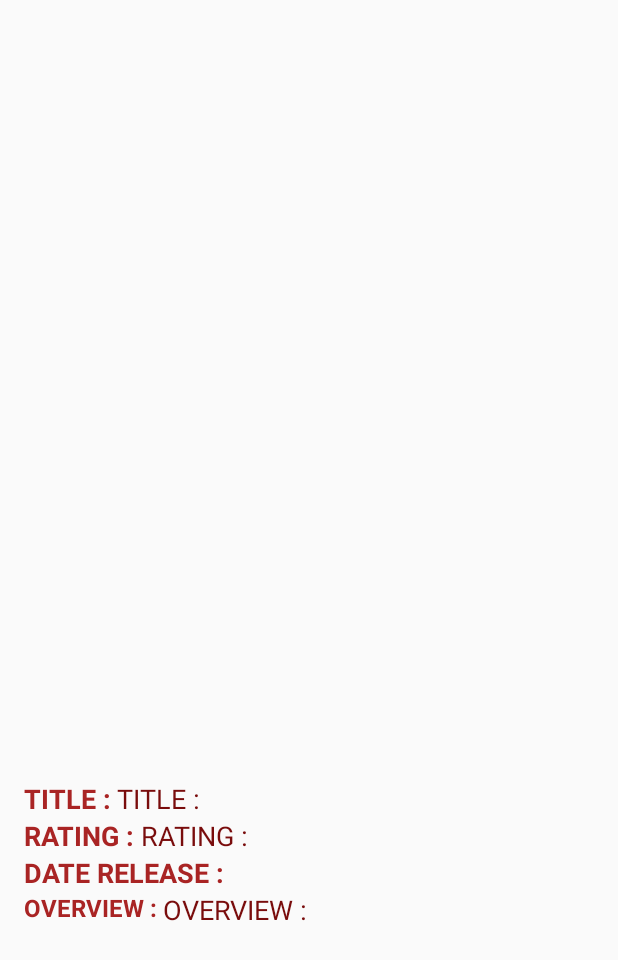
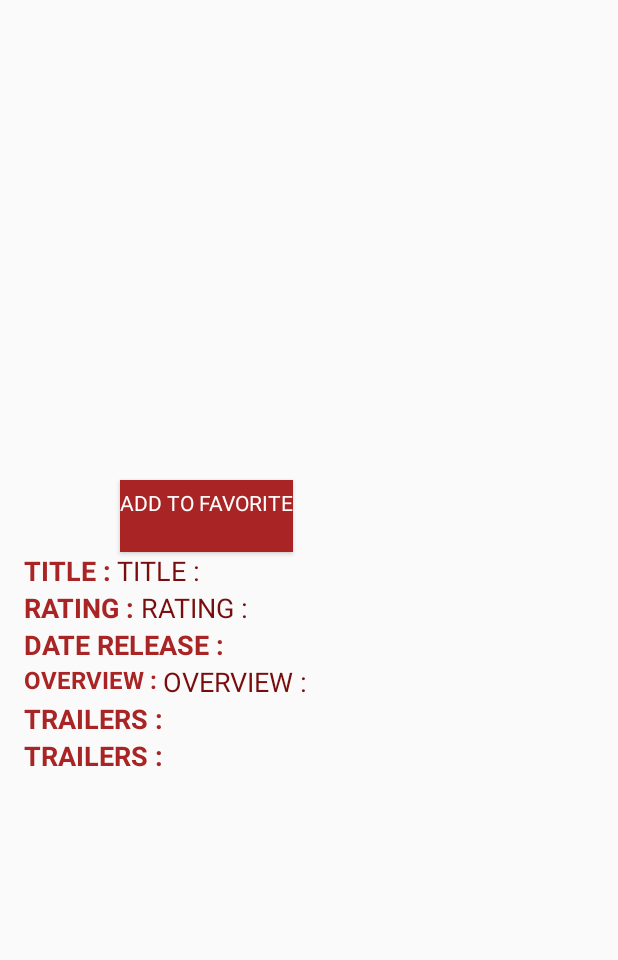
Before and after one commit to ThitaCharon/PopularMovies, an Android app: the layout detail_activity.xml on its own in the app's theme, with its tools: preview values and no code run, on a phone screen of 412 x 824 dp. Shown: the top 960 px of the screen. Run offline under Robolectric (Android 15) with nearby library versions, the phone set to English and light mode, and no system bars.

Commit message:
add reviewAdapter

```diff
--- a/app/src/main/java/com/example/android/popularmovies/Model/MovieService.java
+++ b/app/src/main/java/com/example/android/popularmovies/Model/MovieService.java
@@ -10,10 +10,10 @@ public interface MovieService {
     @GET("/3/movie/{category}")
     Call<MovieRespond> getMovies(@Path("category") String category, @Query("api_key") String apiKey);
 
-    @GET("/3/movie/{id}/videos?")
+    @GET("/3/movie/{id}/videos")
     Call<VideoRespond> getVideos(@Path("id") String id , @Query("api_key") String apiKey);
 
-    @GET("/3/movie/{id}/reviews?")
+    @GET("/3/movie/{id}/reviews")
     Call<ReviewRespond> getReviews(@Path("id") String id, @Query("api_key") String apiKey);
 
 
--- a/app/src/main/res/layout/detail_activity.xml
+++ b/app/src/main/res/layout/detail_activity.xml
@@ -7,16 +7,34 @@
     <ScrollView
         android:layout_width="match_parent"
         android:layout_height="wrap_content">
+
         <LinearLayout
             android:layout_width="match_parent"
             android:layout_height="match_parent"
             android:orientation="vertical">
 
             <ImageView
-                android:id="@+id/tv_detialActivity_posterimage"
-                android:layout_width="match_parent"
-                android:layout_height="520sp"
-                android:paddingBottom="18dp"/>
+                android:id="@+id/tv_detailActivity_posterimage"
+                android:layout_width="300sp"
+                android:layout_height="320sp"
+                android:paddingTop="18dp"
+                android:paddingBottom="18dp" />
+
+            <Button
+                android:id="@+id/favorite"
+                style="@android:style/Widget.Button.Toggle"
+                android:layout_width="wrap_content"
+                android:layout_height="wrap_content"
+                android:layout_marginLeft="80dp"
+                android:background="@color/Header"
+                android:paddingBottom="18dp"
+                android:text="ADD TO FAVORITE"
+                android:textAlignment="center"
+                android:textAllCaps="true"
+                android:textColor="@android:color/background_light"
+                android:textColorLink="@android:color/holo_red_dark"
+                android:textIsSelectable="false"
+                android:textSize="14sp" />
 
             <LinearLayout
                 android:layout_width="match_parent"
@@ -26,72 +44,120 @@
                 <RelativeLayout
                     android:layout_width="match_parent"
                     android:layout_height="match_parent">
+
                     <TextView
-                        android:id="@+id/tv_detialActivity_Title_header"
+                        android:id="@+id/tv_detailActivity_Title_header"
+                        style="@style/Header"
                         android:layout_width="wrap_content"
                         android:layout_height="wrap_content"
-                        android:text="@string/INFO_TITLE"
-                        style="@style/Header"/>
+                        android:text="@string/INFO_TITLE" />
+
                     <TextView
-                        android:id="@+id/tv_detialActivity_Title"
-                        android:layout_toRightOf="@id/tv_detialActivity_Title_header"
+                        android:id="@+id/tv_detailActivity_Title"
+                        style="@style/Info"
                         android:layout_width="wrap_content"
                         android:layout_height="wrap_content"
-                        android:text="@string/INFO_TITLE"
-                        style="@style/Info"/>
+                        android:layout_toRightOf="@id/tv_detailActivity_Title_header"
+                        android:text="@string/INFO_TITLE" />
                 </RelativeLayout>
+
+                <RelativeLayout
+                    android:layout_width="match_parent"
+                    android:layout_height="match_parent">
+
+                    <TextView
+                        android:id="@+id/tv_detailActivity_Rating_header"
+                        style="@style/Header"
+                        android:layout_width="wrap_content"
+                        android:layout_height="wrap_content"
+                        android:text="@string/INFO_RATING" />
+
+                    <TextView
+                        android:id="@+id/tv_detailActivity_Rating"
+                        style="@style/Info"
+                        android:layout_width="wrap_content"
+                        android:layout_height="wrap_content"
+                        android:layout_toRightOf="@id/tv_detailActivity_Rating_header"
+                        android:text="@string/INFO_RATING" />
+                </RelativeLayout>
+
+                <RelativeLayout
+                    android:layout_width="match_parent"
+                    android:layout_height="match_parent">
+
+                    <TextView
+                        android:id="@+id/tv_detailActivity_DateRelease_header"
+                        style="@style/Header"
+                        android:layout_width="wrap_content"
+                        android:layout_height="wrap_content"
+                        android:text="@string/INFO_DATERELEASE" />
+
+                    <TextView
+                        android:id="@+id/tv_detailActivity_DateRelease"
+                        style="@style/Info"
+                        android:layout_width="wrap_content"
+                        android:layout_height="wrap_content"
+                        android:layout_toRightOf="@id/tv_detailActivity_DateRelease"
+                        android:text="@string/INFO_DATERELEASE" />
+                </RelativeLayout>
+
+                <RelativeLayout
+                    android:layout_width="match_parent"
+                    android:layout_height="match_parent">
+
+                    <TextView
+                        android:id="@+id/tv_detailActivity_desc_header"
+                        style="@style/Header"
+                        android:layout_width="wrap_content"
+                        android:layout_height="wrap_content"
+                        android:text="@string/INFO_DESCRIPTION"
+                        android:textSize="16sp" />
+
+                    <TextView
+                        android:id="@+id/tv_detailActivity_desc"
+                        style="@style/Info"
+                        android:layout_width="wrap_content"
+                        android:layout_height="wrap_content"
+                        android:layout_toEndOf="@id/tv_detailActivity_desc_header"
+                        android:text="@string/INFO_DESCRIPTION" />
+                </RelativeLayout>
+
                 <RelativeLayout
                     android:layout_width="match_parent"
                     android:layout_height="match_parent">
                 <TextView
-                        android:id="@+id/tv_detialActivity_Rating_header"
-                        android:layout_width="wrap_content"
+                    android:id="@+id/trailer_header"
+                    android:layout_width="match_parent"
                     android:layout_height="wrap_content"
-                        android:text="@string/INFO_RATING"
-                        style="@style/Header"/>
-                    <TextView
-                        android:id="@+id/tv_detialActivity_Rating"
-                        android:layout_toRightOf="@id/tv_detialActivity_Rating_header"
-                        android:layout_width="wrap_content"
-                        android:layout_height="wrap_content"
-                        android:text="@string/INFO_RATING"
-                        style="@style/Info"/>
+                    style="@style/Header"
+                    android:text="@string/INFO_TRAILERS" />
+                <android.support.v7.widget.RecyclerView
+                    android:id="@+id/rv_trailer"
+                    android:layout_width="match_parent"
+                    android:layout_height="wrap_content">
+
+                </android.support.v7.widget.RecyclerView>
+
                 </RelativeLayout>
+
                 <RelativeLayout
                     android:layout_width="match_parent"
                     android:layout_height="match_parent">
                     <TextView
-                        android:id="@+id/tv_detialActivity_DateRelease_header"
-                        android:layout_width="wrap_content"
+                        android:id="@+id/review_header"
+                        android:layout_width="match_parent"
                         android:layout_height="wrap_content"
-                        android:text="@string/INFO_DATERELEASE"
-                        style="@style/Header"/>
-                    <TextView
-                        android:id="@+id/tv_detialActivity_DateRelease"
-                        android:layout_toRightOf="@id/tv_detialActivity_DateRelease"
-                        android:layout_width="wrap_content"
-                        android:layout_height="wrap_content"
-                        android:text="@string/INFO_DATERELEASE"
-                        style="@style/Info"/>
+                        style="@style/Header"
+                        android:text="@string/INFO_REVIEWS" />
+                    <android.support.v7.widget.RecyclerView
+                        android:id="@+id/rv_review"
+                        android:layout_width="match_parent"
+                        android:layout_height="wrap_content">
+
+                    </android.support.v7.widget.RecyclerView>
+
                 </RelativeLayout>
-                <RelativeLayout
-                    android:layout_width="match_parent"
-                    android:layout_height="match_parent">
-                    <TextView
-                        android:id="@+id/tv_detialActivity_desc_header"
-                        android:layout_width="wrap_content"
-                        android:layout_height="wrap_content"
-                        android:textSize="16sp"
-                        android:text="@string/INFO_DESCRIPTION"
-                        style="@style/Header"/>
-                    <TextView
-                        android:id="@+id/tv_detialActivity_desc"
-                        android:layout_toEndOf="@id/tv_detialActivity_desc_header"
-                        android:layout_width="wrap_content"
-                        android:layout_height="wrap_content"
-                        android:text="@string/INFO_DESCRIPTION"
-                        style="@style/Info"/>
-                </RelativeLayout>
+
             </LinearLayout>
         </LinearLayout>
     </ScrollView>
--- a/app/src/main/res/menu/main_menu.xml
+++ b/app/src/main/res/menu/main_menu.xml
@@ -11,4 +11,9 @@
         android:title="TopRate"
         app:showAsAction="never">
     </item>
+    <item
+        android:id="@+id/favorite_sorted"
+        android:title="Favorite"
+        app:showAsAction="never">
+    </item>
 </menu>
--- a/app/src/main/res/values/strings.xml
+++ b/app/src/main/res/values/strings.xml
@@ -9,5 +9,7 @@
     <string name="INFO_DESCRIPTION">OVERVIEW : </string>
     <string name="INFO_POSTERLINK">POSTERLINK</string>
     <string name="INFO_TRAILERS">TRAILERS :</string>
+    <string name="INFO_REVIEWS">TRAILERS :</string>
+    <string name="query_favorite">Favorite</string>
 
 </resources>
```
Also changed, not shown: app/src/main/java/com/example/android/popularmovies/Adapter/MoviesAdapter.java (renamed from app/src/main/java/com/example/android/popularmovies/MoviesAdapter.java, +38 -38 lines), app/src/main/java/com/example/android/popularmovies/Adapter/ReviewAdpater.java (added, +72 -0 lines), app/src/main/java/com/example/android/popularmovies/DetailActivity.java (+5 -5 lines), app/src/main/java/com/example/android/popularmovies/MainActivity.java (+24 -10 lines), app/src/main/res/layout/row_item_review.xml (added, +18 -0 lines). Lines whose indentation alone changed are shown as unchanged.
